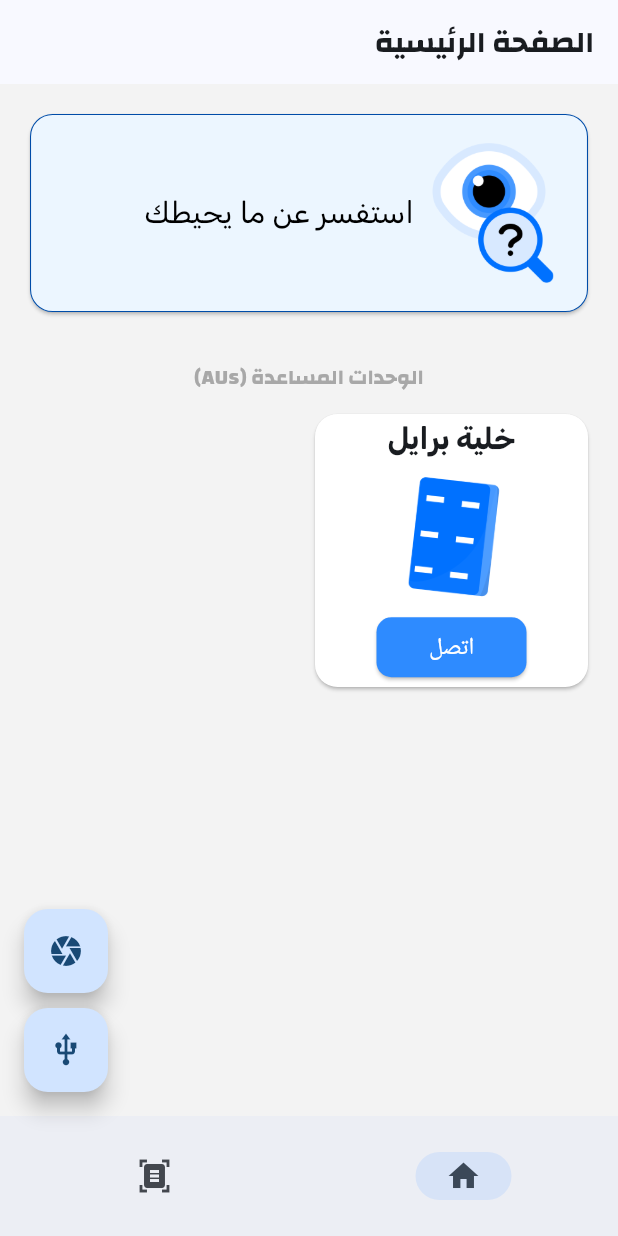
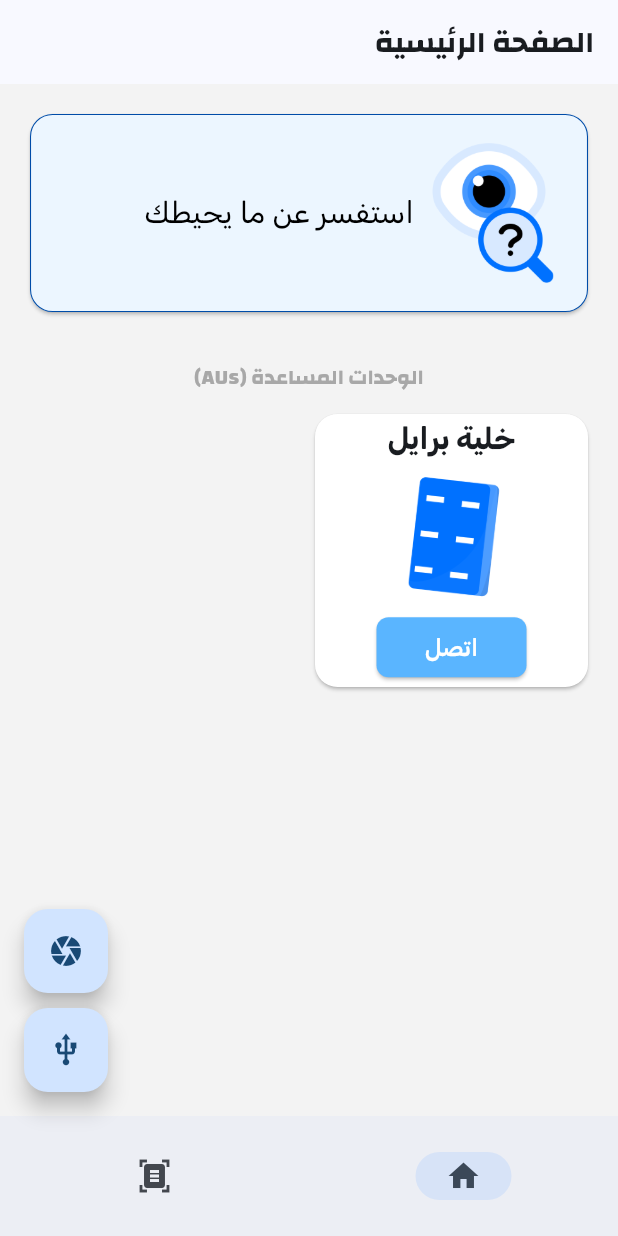
Before and after one commit to Somespi/baseera-frontend, a Flutter app: the screen it shows after launch, on a phone screen of 412 x 824 dp. Run offline on Flutter 3.47's test engine with Material 3 defaults, Android fonts, the phone set to English and light mode, and no system bars; our stand-ins replace flutter_blue_plus, flutter_tts, google_fonts, google_generative_ai, permission_handler, sensors_plus and 1 more; missing offline and left inert: camerawesome, flutter_tesseract_ocr, ocr_scan_text, onnxruntime, record, serialport_plus and 1 more; statements that could not run were skipped.

Commit message:
finish Ai-OCR

```diff
--- a/lib/main.dart
+++ b/lib/main.dart
@@ -90,6 +90,7 @@ class MyApp extends StatelessWidget {
       theme: ThemeData(
         colorScheme: ColorScheme.fromSeed(seedColor: Colors.blue),
         useMaterial3: true,
+        fontFamily: GoogleFonts.rubik().fontFamily,
       ),
       home: Directionality(
         // add this
@@ -435,17 +436,16 @@ class _MyHomePageState extends State<MyHomePage> {
                                       ElevatedButton(
                                         onPressed: () => _connectToAU(au),
                                         style: ElevatedButton.styleFrom(
-                                          backgroundColor: const Color.fromRGBO(
-                                              46, 139, 255, 1.0),
+                                          backgroundColor:  const Color.fromARGB(255, 90, 181, 255),
                                           shape: RoundedRectangleBorder(
                                             borderRadius:
-                                                BorderRadius.circular(10.0),
+                                                BorderRadius.circular(8.0),
                                           ),
                                           fixedSize: const Size(100, 30),
                                         ),
                                         child: Text(
                                           "اتصل",
-                                          style: GoogleFonts.ibmPlexSansArabic(
+                                          style: GoogleFonts.rubik(
                                               textStyle: TextStyle(
                                                   fontSize: 16,
                                                   color: Colors.white)),
@@ -782,7 +782,7 @@ class _MyHomePageState extends State<MyHomePage> {
         } else {
           await ttsService.speak("يتم التحقق من الصورة");
           final extracted =
-          await Ocr.performOcr(yolo.fromJpegToImg(_currentImg!));
+          await Ocr.performOcrVQA(yolo.fromJpegToImg(_currentImg!));
 
           await ttsService.speak(extracted!);
           printDebug(extracted);
```
